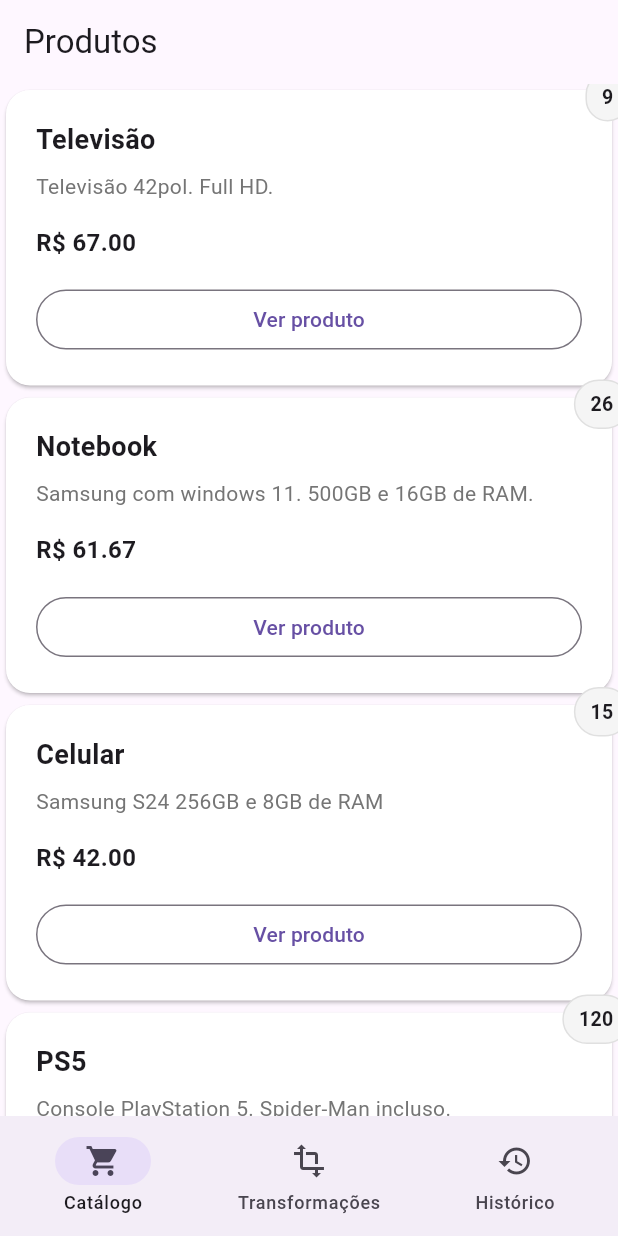
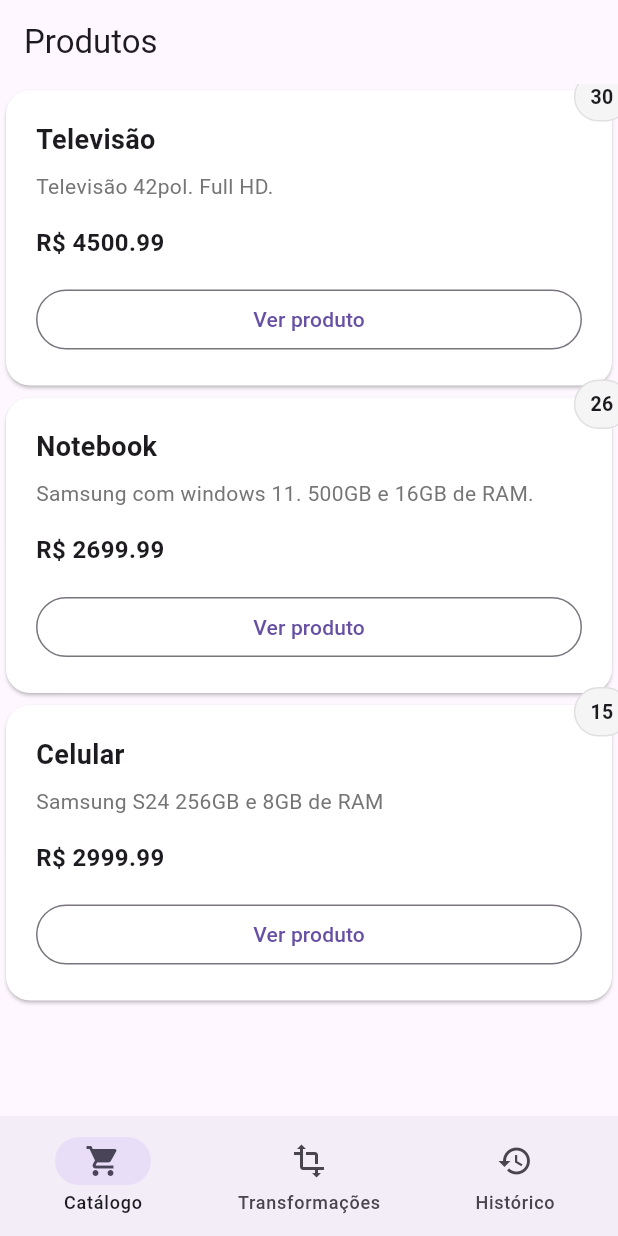
Before and after one commit to gfloriano11/mobile-development-class, a Flutter app: the screen it shows after launch, on a phone screen of 412 x 824 dp. Run offline on Flutter 3.47's test engine with Material 3 defaults, Android fonts, the phone set to English and light mode, and no system bars; our stand-ins replace flutter_tts.

Commit message:
fix: add products list in catalog screen

```diff
--- a/n2/catalog/lib/main.dart
+++ b/n2/catalog/lib/main.dart
@@ -1,4 +1,3 @@
-import 'package:catalog/models/product.dart';
 import 'package:catalog/screens/catalog.dart';
 import 'package:catalog/screens/lifecycle_history.dart';
 import 'package:catalog/screens/transformations.dart';
@@ -7,33 +6,6 @@ import 'package:flutter/material.dart';
 void main() {
   runApp(const Main());
 }
-
-List<Product> list = [
-  Product(
-    description: "Televisão 42pol. Full HD.",
-    name: "Televisão",
-    price: 67.0,
-    quantity: 9,
-  ),
-  Product(
-    description: "Samsung com windows 11. 500GB e 16GB de RAM.",
-    name: "Notebook",
-    price: 61.67,
-    quantity: 26,
-  ),
-  Product(
-    description: "Samsung S24 256GB e 8GB de RAM",
-    name: "Celular",
-    price: 42,
-    quantity: 15,
-  ),
-  Product(
-    description: "Console PlayStation 5. Spider-Man incluso.",
-    name: "PS5",
-    price: 67000.99,
-    quantity: 120,
-  ),
-];
 
 class Main extends StatefulWidget {
   const Main({super.key});
--- a/n2/catalog/lib/screens/catalog.dart
+++ b/n2/catalog/lib/screens/catalog.dart
@@ -1,4 +1,4 @@
-import 'package:catalog/main.dart';
+import 'package:catalog/models/product.dart';
 import 'package:catalog/widgets/product_card.dart';
 import 'package:flutter/material.dart';
 
@@ -7,6 +7,27 @@ class Catalog extends StatelessWidget {
 
   @override
   Widget build(BuildContext context) {
+    List<Product> list = [
+      Product(
+        description: "Televisão 42pol. Full HD.",
+        name: "Televisão",
+        price: 4500.99,
+        quantity: 30,
+      ),
+      Product(
+        description: "Samsung com windows 11. 500GB e 16GB de RAM.",
+        name: "Notebook",
+        price: 2699.99,
+        quantity: 26,
+      ),
+      Product(
+        description: "Samsung S24 256GB e 8GB de RAM",
+        name: "Celular",
+        price: 2999.99,
+        quantity: 15,
+      ),
+    ];
+
     return Scaffold(
       appBar: AppBar(title: const Text('Produtos')),
       body: ListView.builder(
```
